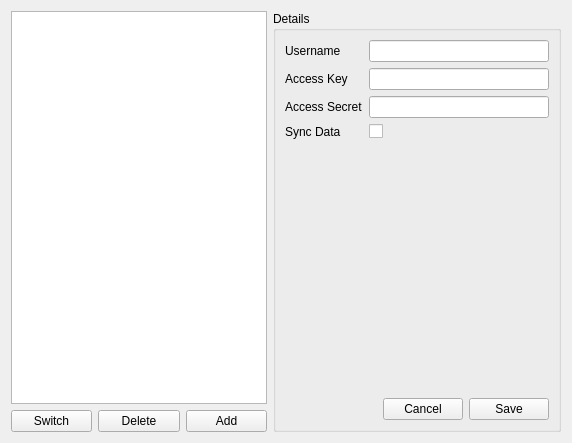
Before: the Qt Designer form qtdesigner/profiles.ui in t123/ReadingTool.Python, drawn with Qt 5.
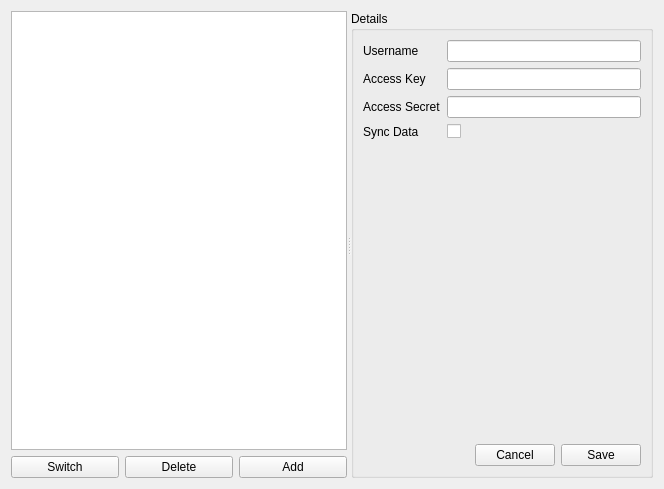
After: the same form once the commit is applied.

What changed in the file:
```diff
--- a/qtdesigner/profiles.ui
+++ b/qtdesigner/profiles.ui
@@ -6,34 +6,72 @@
    <rect>
     <x>0</x>
     <y>0</y>
-    <width>572</width>
-    <height>443</height>
+    <width>664</width>
+    <height>489</height>
    </rect>
   </property>
   <property name="windowTitle">
    <string>Form</string>
   </property>
+  <layout class="QHBoxLayout" name="horizontalLayout_3">
+   <item>
+    <widget class="QSplitter" name="splitter">
+     <property name="sizePolicy">
+      <sizepolicy hsizetype="Preferred" vsizetype="Preferred">
+       <horstretch>0</horstretch>
+       <verstretch>0</verstretch>
+      </sizepolicy>
+     </property>
+     <property name="minimumSize">
+      <size>
+       <width>250</width>
+       <height>0</height>
+      </size>
+     </property>
+     <property name="frameShape">
+      <enum>QFrame::NoFrame</enum>
+     </property>
+     <property name="orientation">
+      <enum>Qt::Horizontal</enum>
+     </property>
+     <property name="childrenCollapsible">
+      <bool>false</bool>
+     </property>
+     <widget class="QWidget" name="">
+      <layout class="QVBoxLayout" name="verticalLayout_2">
+       <item>
+        <widget class="QListWidget" name="lvUsers">
+         <property name="minimumSize">
+          <size>
+           <width>0</width>
+           <height>0</height>
+          </size>
+         </property>
+         <property name="maximumSize">
+          <size>
+           <width>16777215</width>
+           <height>16777215</height>
+          </size>
+         </property>
+        </widget>
+       </item>
+       <item>
   <layout class="QHBoxLayout" name="horizontalLayout_2">
    <item>
-    <layout class="QGridLayout" name="gridLayout">
-     <item row="0" column="0" colspan="3">
-      <widget class="QListWidget" name="lvUsers"/>
-     </item>
-     <item row="1" column="0">
       <widget class="QPushButton" name="pbSwitch">
        <property name="text">
         <string>Switch</string>
        </property>
       </widget>
      </item>
-     <item row="1" column="1">
+         <item>
       <widget class="QPushButton" name="pbDelete">
        <property name="text">
         <string>Delete</string>
        </property>
       </widget>
      </item>
-     <item row="1" column="2">
+         <item>
       <widget class="QPushButton" name="pbAdd">
        <property name="text">
         <string>Add</string>
@@ -42,7 +80,8 @@
      </item>
     </layout>
    </item>
-   <item>
+      </layout>
+     </widget>
     <widget class="QGroupBox" name="groupBox">
      <property name="title">
       <string>Details</string>
@@ -128,6 +167,7 @@
        </layout>
       </item>
      </layout>
+     </widget>
     </widget>
    </item>
   </layout>
```
Lines whose indentation alone changed are shown as unchanged.
